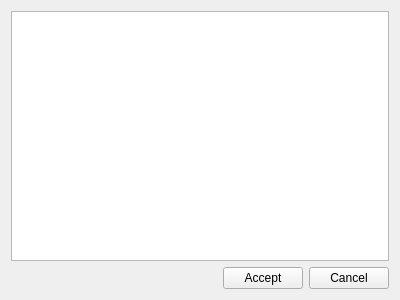
The window that UI_Files/Tpm.ui (Marcos-L/Graph-Manager) describes before a commit, drawn with Qt 5.
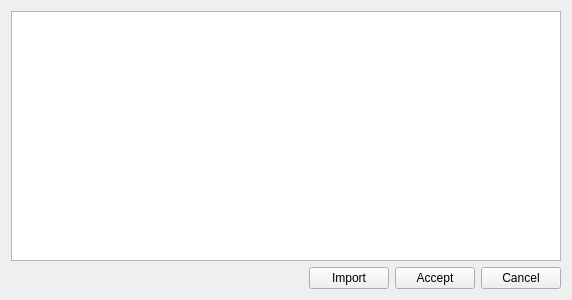
The same window after the commit.

What changed in the file:
```diff
--- a/UI_Files/Tpm.ui
+++ b/UI_Files/Tpm.ui
@@ -6,7 +6,7 @@
    <rect>
     <x>0</x>
     <y>0</y>
-    <width>400</width>
+    <width>572</width>
     <height>300</height>
    </rect>
   </property>
@@ -32,6 +32,13 @@
        </property>
       </spacer>
      </item>
+     <item>
+      <widget class="QPushButton" name="pushButton_3">
+       <property name="text">
+        <string>Import</string>
+       </property>
+      </widget>
+     </item>
      <item>
       <widget class="QPushButton" name="pushButton">
        <property name="text">
```
